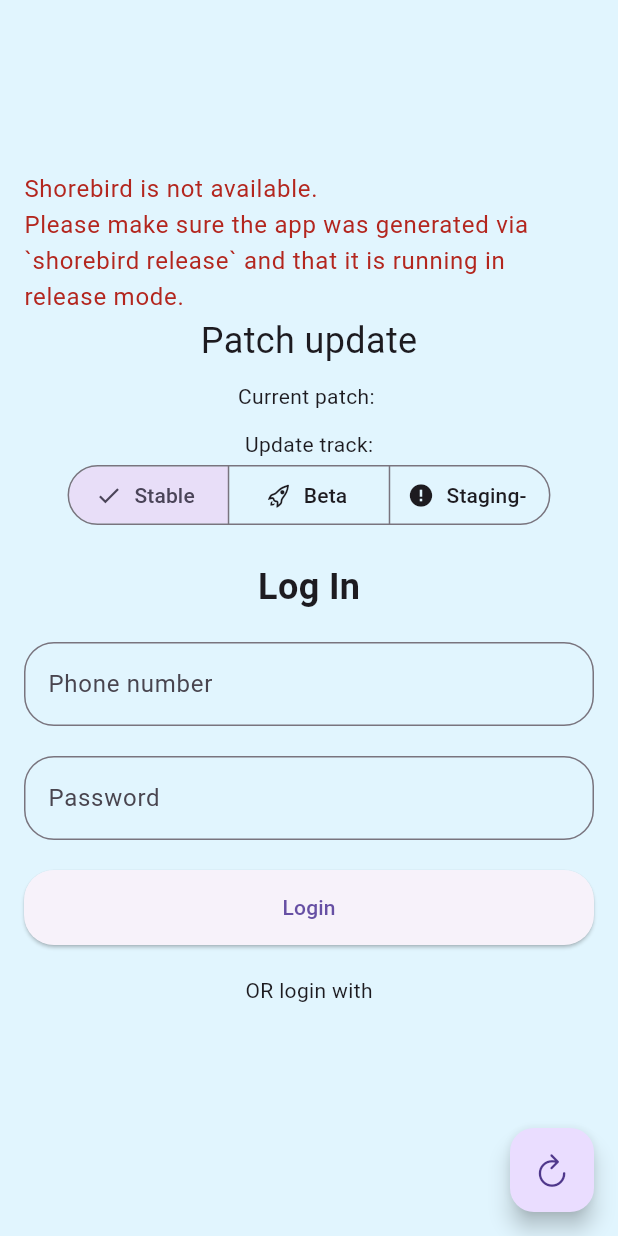
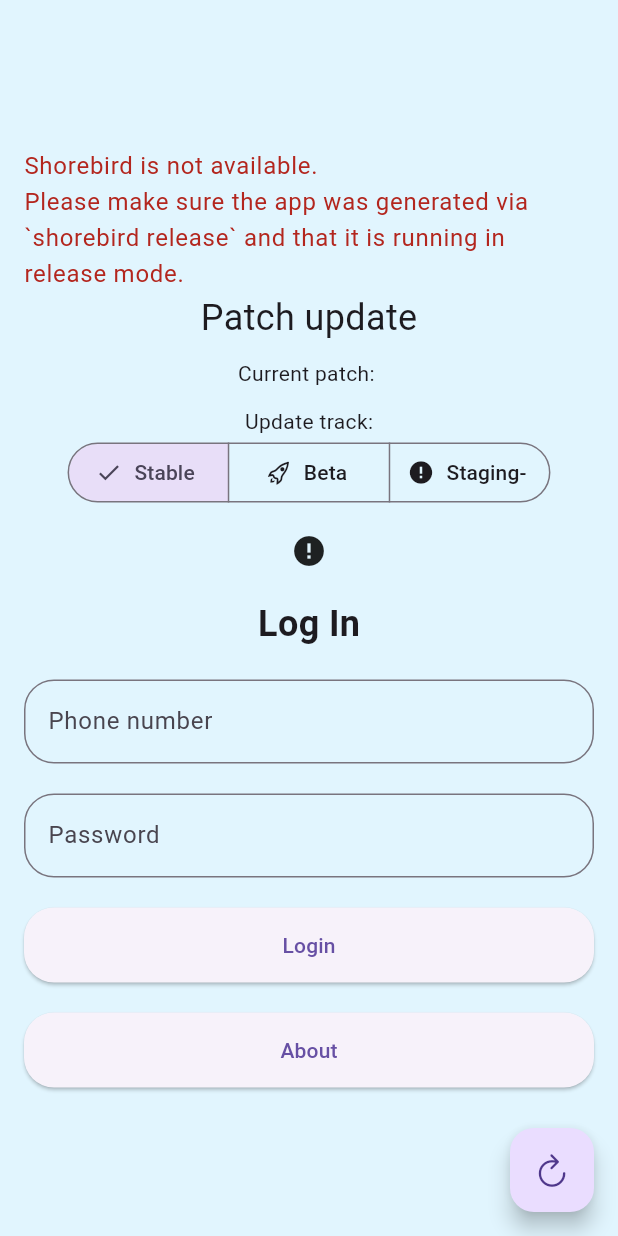
Before and after one commit to Nazmul56/flutterProject, a Flutter app: the screen it shows after launch, on a phone screen of 412 x 824 dp. Run offline on Flutter 3.47's test engine with Material 3 defaults, Android fonts, the phone set to English and light mode, and no system bars; our stand-ins replace get; missing offline and left inert: shorebird_code_push; network calls fail.

```diff
--- a/lib/home_screen.dart
+++ b/lib/home_screen.dart
@@ -1,7 +1,7 @@
 import 'package:flutter/cupertino.dart';
 import 'package:flutter/material.dart';
 import 'package:flutter/widgets.dart';
-import 'second_screen.dart';
+import 'about_screen.dart';
 import 'count_screen.dart';
 
 class HomeScreen extends StatefulWidget {
@@ -17,7 +17,7 @@ class _HomeScreenState extends State<HomeScreen> {
   static final List<Widget> _screens = [
     Container(),
     CountScreen(),
-    SecondScreen(),
+    const AboutScreen(),
     const Placeholder(),
     const Placeholder(),
     const Placeholder(),
--- a/lib/login_screen.dart
+++ b/lib/login_screen.dart
@@ -3,6 +3,8 @@ import 'package:flutter/material.dart';
 import 'package:http/http.dart' as http;
 import 'dart:convert';
 import 'package:shorebird_code_push/shorebird_code_push.dart';
+
+import 'about_screen.dart';
 
 class LoginScreen extends StatefulWidget {
   const LoginScreen({super.key});
@@ -285,6 +287,17 @@ class _LoginScreenState extends State<LoginScreen> {
                 //const Spacer(),
               ],
             ),
+            const SizedBox(height: 16),
+            Image.network(
+              'https://picsum.photos/id/127/400/200',
+              width: 400,
+              height: 200,
+              errorBuilder: (context, error, stackTrace) => const Icon(Icons.error),
+              loadingBuilder: (context, child, progress) {
+                if (progress == null) return child;
+                return const CircularProgressIndicator();
+              },
+            ),
             Form(
               key: _formKey,
               child: Column(
@@ -342,13 +355,28 @@ class _LoginScreenState extends State<LoginScreen> {
                           borderRadius: BorderRadius.circular(20.0),
                         ),
                       ),
-                      child: Text('Login'),
+                      child: const Text('Login'),
                     ),
                   ),
                   const SizedBox(height: 20),
-                  const Text('OR login with'),
-                  const SizedBox(height: 20),
-                  const SizedBox(height: 20),
+                  SizedBox(
+                    width: double.infinity,
+                    height: 50,
+                    child: ElevatedButton(
+                      onPressed: () {
+                        Navigator.push(
+                          context,
+                          MaterialPageRoute(builder: (context) => const AboutScreen()),
+                        );
+                      },
+                      style: ElevatedButton.styleFrom(
+                        shape: RoundedRectangleBorder(
+                          borderRadius: BorderRadius.circular(20.0),
+                        ),
+                      ),
+                      child: const Text('About'),
+                    ),
+                  ),
                 ],
               ),
             ),
```
Also changed, not shown: lib/about_screen.dart (added, +54 -0 lines), lib/second_screen.dart (deleted, +0 -29 lines), 4 other files.
